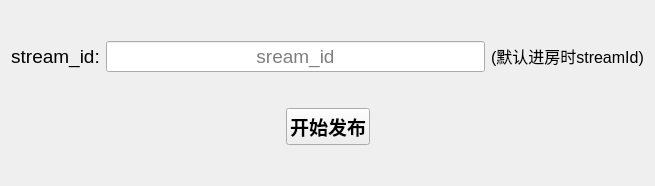
The window that Mac/QTDemo/src/TestCDNPublish/TestCdnPublishDialog.ui (tencentyun/TRTCSDK) describes before a commit, drawn with Qt 5.
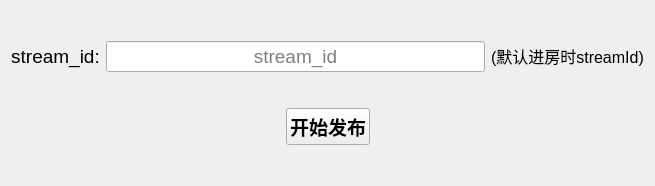
The same window after the commit.

What changed in the file:
```diff
--- a/Mac/QTDemo/src/TestCDNPublish/TestCdnPublishDialog.ui
+++ b/Mac/QTDemo/src/TestCDNPublish/TestCdnPublishDialog.ui
@@ -78,7 +78,7 @@
         <set>Qt::AlignCenter</set>
        </property>
        <property name="placeholderText">
-        <string>sream_id</string>
+        <string>stream_id</string>
        </property>
       </widget>
      </item>
```
Left out of the diff: 2 changed lines with no effect on the pictures.
